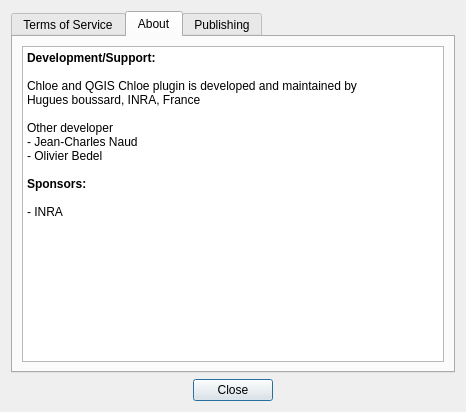
Above: gui/ui/DlgAbout.ui from hboussard/chloe_qgis before the change. Below: the same form after it.
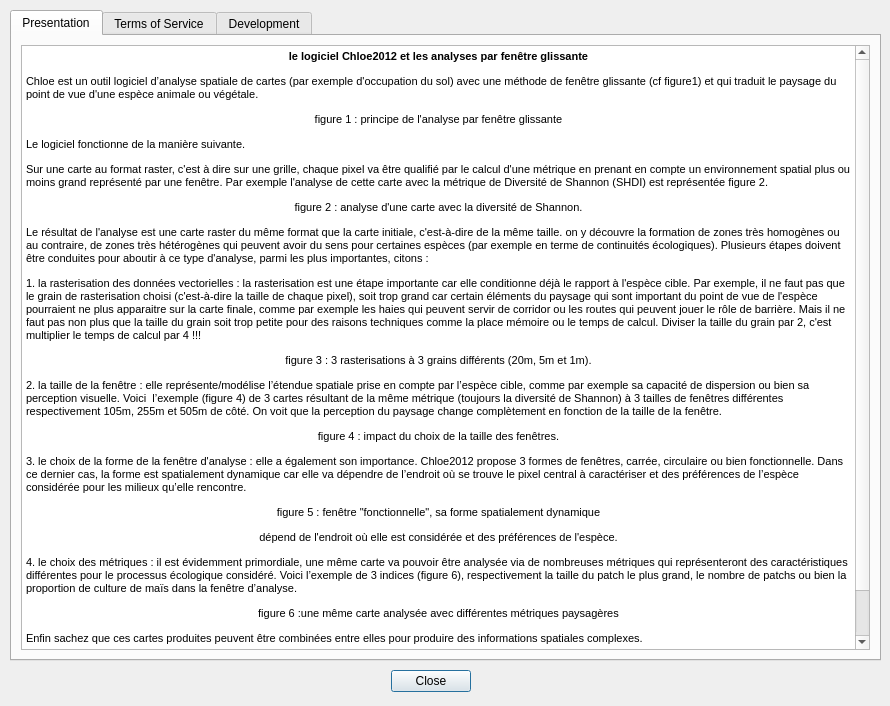
That is the form after the change. The open tabs and pages were chosen to show the change. Icons and pictures are not drawn.

```diff
--- a/gui/ui/DlgAbout.ui
+++ b/gui/ui/DlgAbout.ui
@@ -6,19 +6,98 @@
    <rect>
     <x>0</x>
     <y>0</y>
-    <width>466</width>
-    <height>412</height>
+    <width>890</width>
+    <height>706</height>
    </rect>
   </property>
   <property name="windowTitle">
    <string>About OpenLayers Plugin</string>
   </property>
-  <layout class="QVBoxLayout" name="verticalLayout_3">
-   <item>
+  <widget class="QDialogButtonBox" name="buttonBox">
+   <property name="geometry">
+    <rect>
+     <x>180</x>
+     <y>670</y>
+     <width>501</width>
+     <height>23</height>
+    </rect>
+   </property>
+   <property name="orientation">
+    <enum>Qt::Horizontal</enum>
+   </property>
+   <property name="standardButtons">
+    <set>QDialogButtonBox::Close</set>
+   </property>
+   <property name="centerButtons">
+    <bool>true</bool>
+   </property>
+  </widget>
     <widget class="QTabWidget" name="tabWidget">
+   <property name="geometry">
+    <rect>
+     <x>10</x>
+     <y>10</y>
+     <width>871</width>
+     <height>651</height>
+    </rect>
+   </property>
      <property name="currentIndex">
       <number>2</number>
      </property>
+   <widget class="QWidget" name="tab_documentation">
+    <attribute name="title">
+     <string>Presentation</string>
+    </attribute>
+    <layout class="QVBoxLayout" name="verticalLayout_5">
+     <item>
+      <widget class="QTextBrowser" name="textBrowser_3">
+       <property name="acceptDrops">
+        <bool>false</bool>
+       </property>
+       <property name="readOnly">
+        <bool>true</bool>
+       </property>
+       <property name="html">
+        <string>&lt;!DOCTYPE HTML PUBLIC &quot;-//W3C//DTD HTML 4.0//EN&quot; &quot;http://www.w3.org/TR/REC-html40/strict.dtd&quot;&gt;
+&lt;html&gt;&lt;head&gt;&lt;meta name=&quot;qrichtext&quot; content=&quot;1&quot; /&gt;&lt;style type=&quot;text/css&quot;&gt;
+p, li { white-space: pre-wrap; }
+&lt;/style&gt;&lt;/head&gt;&lt;body style=&quot; font-family:'Noto Sans'; font-size:9pt; font-weight:400; font-style:normal;&quot;&gt;
+&lt;p align=&quot;center&quot; style=&quot; margin-top:12px; margin-bottom:12px; margin-left:0px; margin-right:0px; -qt-block-indent:0; text-indent:0px;&quot;&gt;&lt;span style=&quot; font-family:'MS Shell Dlg 2'; font-size:8pt; font-weight:600;&quot;&gt;le logiciel Chloe2012 et les analyses par fenêtre glissante&lt;/span&gt;&lt;/p&gt;
+&lt;p style=&quot; margin-top:12px; margin-bottom:12px; margin-left:0px; margin-right:0px; -qt-block-indent:0; text-indent:0px;&quot;&gt;&lt;span style=&quot; font-family:'MS Shell Dlg 2'; font-size:8pt;&quot;&gt;Chloe est un outil logiciel d’analyse spatiale de cartes (par exemple d'occupation du sol) avec une méthode de fenêtre glissante (cf figure1) et qui traduit le paysage du point de vue d'une espèce animale ou végétale.&lt;/span&gt;&lt;/p&gt;
+&lt;p align=&quot;center&quot; style=&quot; margin-top:12px; margin-bottom:12px; margin-left:0px; margin-right:0px; -qt-block-indent:0; text-indent:0px;&quot;&gt;&lt;img src=&quot;:/images/images/chloe1.png&quot; width=&quot;250&quot; height=&quot;250&quot; /&gt;&lt;/p&gt;
+&lt;p align=&quot;center&quot; style=&quot; margin-top:12px; margin-bottom:12px; margin-left:0px; margin-right:0px; -qt-block-indent:0; text-indent:0px;&quot;&gt;&lt;span style=&quot; font-family:'MS Shell Dlg 2'; font-size:8pt;&quot;&gt;figure 1 : principe de l'analyse par fenêtre glissante&lt;/span&gt;&lt;/p&gt;
+&lt;p style=&quot; margin-top:12px; margin-bottom:12px; margin-left:0px; margin-right:0px; -qt-block-indent:0; text-indent:0px;&quot;&gt;&lt;span style=&quot; font-family:'MS Shell Dlg 2'; font-size:8pt;&quot;&gt;Le logiciel fonctionne de la manière suivante.&lt;/span&gt;&lt;/p&gt;
+&lt;p style=&quot; margin-top:12px; margin-bottom:12px; margin-left:0px; margin-right:0px; -qt-block-indent:0; text-indent:0px;&quot;&gt;&lt;span style=&quot; font-family:'MS Shell Dlg 2'; font-size:8pt;&quot;&gt;Sur une carte au format raster, c'est à dire sur une grille, chaque pixel va être qualifié par le calcul d'une métrique en prenant en compte un environnement spatial plus ou moins grand représenté par une fenêtre. Par exemple l'analyse de cette carte avec la métrique de Diversité de Shannon (SHDI) est représentée figure 2.&lt;/span&gt;&lt;/p&gt;
+&lt;p align=&quot;center&quot; style=&quot; margin-top:12px; margin-bottom:12px; margin-left:0px; margin-right:0px; -qt-block-indent:0; text-indent:0px;&quot;&gt;&lt;img src=&quot;:/images/images/chloe2.png&quot; width=&quot;600&quot; height=&quot;200&quot; /&gt;&lt;/p&gt;
+&lt;p align=&quot;center&quot; style=&quot; margin-top:12px; margin-bottom:12px; margin-left:0px; margin-right:0px; -qt-block-indent:0; text-indent:0px;&quot;&gt;&lt;span style=&quot; font-family:'MS Shell Dlg 2'; font-size:8pt;&quot;&gt;figure 2 : analyse d'une carte avec la diversité de Shannon.&lt;/span&gt;&lt;/p&gt;
+&lt;p style=&quot; margin-top:12px; margin-bottom:12px; margin-left:0px; margin-right:0px; -qt-block-indent:0; text-indent:0px;&quot;&gt;&lt;span style=&quot; font-family:'MS Shell Dlg 2'; font-size:8pt;&quot;&gt;Le résultat de l'analyse est une carte raster du même format que la carte initiale, c'est-à-dire de la même taille. on y découvre la formation de zones très homogènes ou au contraire, de zones très hétérogènes qui peuvent avoir du sens pour certaines espèces (par exemple en terme de continuités écologiques). Plusieurs étapes doivent être conduites pour aboutir à ce type d'analyse, parmi les plus importantes, citons :&lt;/span&gt;&lt;/p&gt;
+&lt;p style=&quot; margin-top:12px; margin-bottom:12px; margin-left:0px; margin-right:0px; -qt-block-indent:0; text-indent:0px;&quot;&gt;&lt;span style=&quot; font-family:'MS Shell Dlg 2'; font-size:8pt;&quot;&gt;1. la rasterisation des données vectorielles : la rasterisation est une étape importante car elle conditionne déjà le rapport à l'espèce cible. Par exemple, il ne faut pas que le grain de rasterisation choisi (c'est-à-dire la taille de chaque pixel), soit trop grand car certain éléments du paysage qui sont important du point de vue de l'espèce pourraient ne plus apparaitre sur la carte finale, comme par exemple les haies qui peuvent servir de corridor ou les routes qui peuvent jouer le rôle de barrière. Mais il ne faut pas non plus que la taille du grain soit trop petite pour des raisons techniques comme la place mémoire ou le temps de calcul. Diviser la taille du grain par 2, c'est multiplier le temps de calcul par 4 !!!&lt;/span&gt;&lt;/p&gt;
+&lt;p align=&quot;center&quot; style=&quot; margin-top:12px; margin-bottom:12px; margin-left:0px; margin-right:0px; -qt-block-indent:0; text-indent:0px;&quot;&gt;&lt;img src=&quot;:/images/images/chloe3.png&quot; width=&quot;800&quot; height=&quot;220&quot; /&gt;&lt;/p&gt;
+&lt;p align=&quot;center&quot; style=&quot; margin-top:12px; margin-bottom:12px; margin-left:0px; margin-right:0px; -qt-block-indent:0; text-indent:0px;&quot;&gt;&lt;span style=&quot; font-family:'MS Shell Dlg 2'; font-size:8pt;&quot;&gt;figure 3 : 3 rasterisations à 3 grains différents (20m, 5m et 1m).&lt;/span&gt;&lt;/p&gt;
+&lt;p style=&quot; margin-top:12px; margin-bottom:12px; margin-left:0px; margin-right:0px; -qt-block-indent:0; text-indent:0px;&quot;&gt;&lt;span style=&quot; font-family:'MS Shell Dlg 2'; font-size:8pt;&quot;&gt;2. la taille de la fenêtre : elle représente/modélise l’étendue spatiale prise en compte par l’espèce cible, comme par exemple sa capacité de dispersion ou bien sa perception visuelle. Voici  l’exemple (figure 4) de 3 cartes résultant de la même métrique (toujours la diversité de Shannon) à 3 tailles de fenêtres différentes respectivement 105m, 255m et 505m de côté. On voit que la perception du paysage change complètement en fonction de la taille de la fenêtre.&lt;/span&gt;&lt;/p&gt;
+&lt;p align=&quot;center&quot; style=&quot; margin-top:12px; margin-bottom:12px; margin-left:0px; margin-right:0px; -qt-block-indent:0; text-indent:0px;&quot;&gt;&lt;img src=&quot;:/images/images/chloe5.png&quot; width=&quot;800&quot; height=&quot;220&quot; /&gt;&lt;/p&gt;
+&lt;p align=&quot;center&quot; style=&quot; margin-top:12px; margin-bottom:12px; margin-left:0px; margin-right:0px; -qt-block-indent:0; text-indent:0px;&quot;&gt;&lt;span style=&quot; font-family:'MS Shell Dlg 2'; font-size:8pt;&quot;&gt;figure 4 : impact du choix de la taille des fenêtres.&lt;/span&gt;&lt;/p&gt;
+&lt;p style=&quot; margin-top:12px; margin-bottom:12px; margin-left:0px; margin-right:0px; -qt-block-indent:0; text-indent:0px;&quot;&gt;&lt;span style=&quot; font-family:'MS Shell Dlg 2'; font-size:8pt;&quot;&gt;3. le choix de la forme de la fenêtre d'analyse : elle a également son importance. Chloe2012 propose 3 formes de fenêtres, carrée, circulaire ou bien fonctionnelle. Dans ce dernier cas, la forme est spatialement dynamique car elle va dépendre de l’endroit où se trouve le pixel central à caractériser et des préférences de l’espèce considérée pour les milieux qu’elle rencontre.&lt;/span&gt;&lt;/p&gt;
+&lt;p align=&quot;center&quot; style=&quot; margin-top:12px; margin-bottom:12px; margin-left:0px; margin-right:0px; -qt-block-indent:0; text-indent:0px;&quot;&gt;&lt;img src=&quot;:/images/images/chloe6.png&quot; width=&quot;300&quot; height=&quot;200&quot; /&gt;&lt;/p&gt;
+&lt;p align=&quot;center&quot; style=&quot; margin-top:12px; margin-bottom:12px; margin-left:0px; margin-right:0px; -qt-block-indent:0; text-indent:0px;&quot;&gt;&lt;span style=&quot; font-family:'MS Shell Dlg 2'; font-size:8pt;&quot;&gt;figure 5 : fenêtre &amp;quot;fonctionnelle&amp;quot;, sa forme spatialement dynamique&lt;/span&gt;&lt;/p&gt;
+&lt;p align=&quot;center&quot; style=&quot; margin-top:12px; margin-bottom:12px; margin-left:0px; margin-right:0px; -qt-block-indent:0; text-indent:0px;&quot;&gt;&lt;span style=&quot; font-family:'MS Shell Dlg 2'; font-size:8pt;&quot;&gt;dépend de l'endroit où elle est considérée et des préférences de l'espèce.&lt;/span&gt;&lt;/p&gt;
+&lt;p style=&quot; margin-top:12px; margin-bottom:12px; margin-left:0px; margin-right:0px; -qt-block-indent:0; text-indent:0px;&quot;&gt;&lt;span style=&quot; font-family:'MS Shell Dlg 2'; font-size:8pt;&quot;&gt;4. le choix des métriques : il est évidemment primordiale, une même carte va pouvoir être analysée via de nombreuses métriques qui représenteront des caractéristiques différentes pour le processus écologique considéré. Voici l’exemple de 3 indices (figure 6), respectivement la taille du patch le plus grand, le nombre de patchs ou bien la proportion de culture de maïs dans la fenêtre d’analyse.&lt;/span&gt;&lt;/p&gt;
+&lt;p align=&quot;center&quot; style=&quot; margin-top:12px; margin-bottom:12px; margin-left:0px; margin-right:0px; -qt-block-indent:0; text-indent:0px;&quot;&gt;&lt;img src=&quot;:/images/images/chloe7.png&quot; width=&quot;800&quot; height=&quot;220&quot; /&gt;&lt;/p&gt;
+&lt;p align=&quot;center&quot; style=&quot; margin-top:12px; margin-bottom:12px; margin-left:0px; margin-right:0px; -qt-block-indent:0; text-indent:0px;&quot;&gt;&lt;span style=&quot; font-family:'MS Shell Dlg 2'; font-size:8pt;&quot;&gt;figure 6 :une même carte analysée avec différentes métriques paysagères&lt;/span&gt;&lt;/p&gt;
+&lt;p style=&quot; margin-top:12px; margin-bottom:12px; margin-left:0px; margin-right:0px; -qt-block-indent:0; text-indent:0px;&quot;&gt;&lt;span style=&quot; font-family:'MS Shell Dlg 2'; font-size:8pt;&quot;&gt;Enfin sachez que ces cartes produites peuvent être combinées entre elles pour produire des informations spatiales complexes.&lt;/span&gt;&lt;/p&gt;
+&lt;p style=&quot; margin-top:12px; margin-bottom:12px; margin-left:0px; margin-right:0px; -qt-block-indent:0; text-indent:0px;&quot;&gt;&lt;span style=&quot; font-family:'MS Shell Dlg 2'; font-size:8pt;&quot;&gt;Le logiciel Chloe4.0 et sa documentation sont téléchargeables &lt;/span&gt;&lt;a href=&quot;https://www6.rennes.inra.fr/sad/Outils-Produits/Outils-informatiques/Chloe&quot;&gt;&lt;span style=&quot; font-family:'MS Shell Dlg 2'; font-size:8pt; text-decoration: underline; color:#0000ff;&quot;&gt;à cette adresse.&lt;/span&gt;&lt;/a&gt;&lt;/p&gt;
+&lt;p style=&quot; margin-top:12px; margin-bottom:12px; margin-left:0px; margin-right:0px; -qt-block-indent:0; text-indent:0px;&quot;&gt;&lt;span style=&quot; font-family:'MS Shell Dlg 2'; font-size:8pt;&quot;&gt;Pour plus d'information sur le logiciel Chloe2012, merci de contacter directement Hugues Boussard (hugues.boussard@rennes.inra.fr).&lt;/span&gt;&lt;/p&gt;&lt;/body&gt;&lt;/html&gt;</string>
+       </property>
+       <property name="textInteractionFlags">
+        <set>Qt::TextBrowserInteraction</set>
+       </property>
+       <property name="openExternalLinks">
+        <bool>true</bool>
+       </property>
+      </widget>
+     </item>
+    </layout>
+   </widget>
      <widget class="QWidget" name="tab_terms">
       <attribute name="title">
        <string>Terms of Service</string>
@@ -63,7 +142,7 @@
      </widget>
      <widget class="QWidget" name="tab_about">
       <attribute name="title">
-       <string>About</string>
+     <string>Development</string>
       </attribute>
       <layout class="QVBoxLayout" name="verticalLayout_4">
        <item>
@@ -79,18 +158,31 @@
 &lt;html&gt;&lt;head&gt;&lt;meta name=&quot;qrichtext&quot; content=&quot;1&quot; /&gt;&lt;style type=&quot;text/css&quot;&gt;
 p, li { white-space: pre-wrap; }
 &lt;/style&gt;&lt;/head&gt;&lt;body style=&quot; font-family:'Noto Sans'; font-size:9pt; font-weight:400; font-style:normal;&quot;&gt;
-&lt;p style=&quot; margin-top:0px; margin-bottom:0px; margin-left:0px; margin-right:0px; -qt-block-indent:0; text-indent:0px;&quot;&gt;&lt;span style=&quot; font-family:'Ubuntu'; font-weight:600;&quot;&gt;Development/Support:&lt;/span&gt;&lt;/p&gt;
+&lt;p style=&quot; margin-top:0px; margin-bottom:0px; margin-left:0px; margin-right:0px; -qt-block-indent:0; text-indent:0px;&quot;&gt;&lt;span style=&quot; font-family:'Ubuntu'; font-weight:600;&quot;&gt;Développement/Support:&lt;/span&gt;&lt;/p&gt;
 &lt;p style=&quot;-qt-paragraph-type:empty; margin-top:0px; margin-bottom:0px; margin-left:0px; margin-right:0px; -qt-block-indent:0; text-indent:0px; font-family:'Ubuntu';&quot;&gt;&lt;br /&gt;&lt;/p&gt;
-&lt;p style=&quot; margin-top:0px; margin-bottom:0px; margin-left:0px; margin-right:0px; -qt-block-indent:0; text-indent:0px;&quot;&gt;&lt;span style=&quot; font-family:'Ubuntu';&quot;&gt;Chloe and QGIS Chloe plugin is developed and maintained by&lt;/span&gt;&lt;/p&gt;
-&lt;p style=&quot; margin-top:0px; margin-bottom:0px; margin-left:0px; margin-right:0px; -qt-block-indent:0; text-indent:0px;&quot;&gt;&lt;span style=&quot; font-family:'Ubuntu';&quot;&gt;Hugues boussard, INRA, France&lt;/span&gt;&lt;/p&gt;
+&lt;p style=&quot; margin-top:0px; margin-bottom:0px; margin-left:0px; margin-right:0px; -qt-block-indent:0; text-indent:0px;&quot;&gt;&lt;span style=&quot; font-family:'Ubuntu';&quot;&gt;Chloe4.0 est développé et maintenu par Hugues Boussard, BAGAP, SAD, INRA, France&lt;/span&gt;&lt;/p&gt;
+&lt;p style=&quot; margin-top:0px; margin-bottom:0px; margin-left:0px; margin-right:0px; -qt-block-indent:0; text-indent:0px;&quot;&gt;&lt;span style=&quot; font-family:'Ubuntu';&quot;&gt;Il a été conçu par Jacques Baudry et Hugues Boussard&lt;/span&gt;&lt;/p&gt;
+&lt;p style=&quot; margin-top:0px; margin-bottom:0px; margin-left:0px; margin-right:0px; -qt-block-indent:0; text-indent:0px;&quot;&gt;&lt;span style=&quot; font-family:'Ubuntu';&quot;&gt;Un merci particulier à Pierline Tournant.&lt;/span&gt;&lt;/p&gt;
 &lt;p style=&quot;-qt-paragraph-type:empty; margin-top:0px; margin-bottom:0px; margin-left:0px; margin-right:0px; -qt-block-indent:0; text-indent:0px; font-family:'Ubuntu';&quot;&gt;&lt;br /&gt;&lt;/p&gt;
-&lt;p style=&quot; margin-top:0px; margin-bottom:0px; margin-left:0px; margin-right:0px; -qt-block-indent:0; text-indent:0px;&quot;&gt;&lt;span style=&quot; font-family:'Ubuntu';&quot;&gt;Other developer&lt;/span&gt;&lt;/p&gt;
-&lt;p style=&quot; margin-top:0px; margin-bottom:0px; margin-left:0px; margin-right:0px; -qt-block-indent:0; text-indent:0px;&quot;&gt;&lt;span style=&quot; font-family:'Ubuntu';&quot;&gt;- Jean-Charles Naud&lt;/span&gt;&lt;/p&gt;
-&lt;p style=&quot; margin-top:0px; margin-bottom:0px; margin-left:0px; margin-right:0px; -qt-block-indent:0; text-indent:0px;&quot;&gt;&lt;span style=&quot; font-family:'Ubuntu';&quot;&gt;- Olivier Bedel&lt;/span&gt;&lt;/p&gt;
+&lt;p style=&quot; margin-top:0px; margin-bottom:0px; margin-left:0px; margin-right:0px; -qt-block-indent:0; text-indent:0px;&quot;&gt;&lt;img src=&quot;:/images/LOGO_2018/logo_inra.jpg&quot; height=&quot;100&quot; /&gt;&lt;/p&gt;
+&lt;p style=&quot;-qt-paragraph-type:empty; margin-top:0px; margin-bottom:0px; margin-left:0px; margin-right:0px; -qt-block-indent:0; text-indent:0px; font-family:'Ubuntu';&quot;&gt;&lt;br /&gt;&lt;/p&gt;
+&lt;p style=&quot; margin-top:0px; margin-bottom:0px; margin-left:0px; margin-right:0px; -qt-block-indent:0; text-indent:0px;&quot;&gt;&lt;span style=&quot; font-family:'MS Shell Dlg 2'; font-size:8pt;&quot;&gt;Les développeurs du plugin &lt;/span&gt;&lt;span style=&quot; font-family:'Ubuntu';&quot;&gt;QGIS &amp;quot;Chloe - métriques paysagères&amp;quot; de la société ALKANTE sont Jean-Charles Naud et Olivier Bedel.&lt;/span&gt;&lt;/p&gt;
+&lt;p style=&quot;-qt-paragraph-type:empty; margin-top:0px; margin-bottom:0px; margin-left:0px; margin-right:0px; -qt-block-indent:0; text-indent:0px; font-family:'Ubuntu';&quot;&gt;&lt;br /&gt;&lt;/p&gt;
+&lt;p style=&quot; margin-top:0px; margin-bottom:0px; margin-left:0px; margin-right:0px; -qt-block-indent:0; text-indent:0px;&quot;&gt;&lt;img src=&quot;:/images/LOGO_2018/logo-alkante.jpg&quot; height=&quot;100&quot; /&gt;&lt;/p&gt;
 &lt;p style=&quot;-qt-paragraph-type:empty; margin-top:0px; margin-bottom:0px; margin-left:0px; margin-right:0px; -qt-block-indent:0; text-indent:0px;&quot;&gt;&lt;br /&gt;&lt;/p&gt;
-&lt;p style=&quot; margin-top:0px; margin-bottom:0px; margin-left:0px; margin-right:0px; -qt-block-indent:0; text-indent:0px;&quot;&gt;&lt;span style=&quot; font-family:'Ubuntu'; font-weight:600;&quot;&gt;Sponsors:&lt;/span&gt;&lt;/p&gt;
+&lt;p style=&quot; margin-top:0px; margin-bottom:0px; margin-left:0px; margin-right:0px; -qt-block-indent:0; text-indent:0px;&quot;&gt;&lt;span style=&quot; font-family:'Ubuntu'; font-weight:600;&quot;&gt;Partenaires :&lt;/span&gt;&lt;/p&gt;
 &lt;p style=&quot;-qt-paragraph-type:empty; margin-top:0px; margin-bottom:0px; margin-left:0px; margin-right:0px; -qt-block-indent:0; text-indent:0px; font-family:'Ubuntu'; font-weight:600;&quot;&gt;&lt;br /&gt;&lt;/p&gt;
-&lt;p style=&quot; margin-top:0px; margin-bottom:0px; margin-left:0px; margin-right:0px; -qt-block-indent:0; text-indent:0px;&quot;&gt;&lt;span style=&quot; font-family:'Ubuntu';&quot;&gt;- INRA&lt;/span&gt;&lt;/p&gt;&lt;/body&gt;&lt;/html&gt;</string>
+&lt;p style=&quot; margin-top:0px; margin-bottom:0px; margin-left:0px; margin-right:0px; -qt-block-indent:0; text-indent:0px;&quot;&gt;&lt;span style=&quot; font-family:'MS Shell Dlg 2'; font-size:8.25pt;&quot;&gt;La mise en plugin sous QGIS de &amp;quot;Chloe- métriques paysagères&amp;quot; a été soutenue financièrement par l'Assistance Continuité (&lt;/span&gt;&lt;span style=&quot; font-family:'Ubuntu';&quot;&gt;AC)E Nouvelle Aquitaine, l'UR C.A.U.E NouvelleAquitaine, la Région Nouvelle Aquitaine, le préfet de la Région Nouvelle-Aquitaine et l'Europe.&lt;/span&gt;&lt;/p&gt;
+&lt;p style=&quot;-qt-paragraph-type:empty; margin-top:0px; margin-bottom:0px; margin-left:0px; margin-right:0px; -qt-block-indent:0; text-indent:0px; font-family:'Ubuntu';&quot;&gt;&lt;br /&gt;&lt;/p&gt;
+&lt;p style=&quot; margin-top:0px; margin-bottom:0px; margin-left:0px; margin-right:0px; -qt-block-indent:0; text-indent:0px;&quot;&gt;&lt;span style=&quot; font-family:'Ubuntu';&quot;&gt;Merci en particulier à Yannick Coulaud.&lt;/span&gt;&lt;/p&gt;
+&lt;p style=&quot;-qt-paragraph-type:empty; margin-top:0px; margin-bottom:0px; margin-left:0px; margin-right:0px; -qt-block-indent:0; text-indent:0px; font-family:'Ubuntu';&quot;&gt;&lt;br /&gt;&lt;/p&gt;
+&lt;p style=&quot; margin-top:0px; margin-bottom:0px; margin-left:0px; margin-right:0px; -qt-block-indent:0; text-indent:0px;&quot;&gt;&lt;img src=&quot;:/images/LOGO_2018/LOGO_ACE.png&quot; height=&quot;200&quot; /&gt;&lt;img src=&quot;:/images/LOGO_2018/LOGO URCAUE.png&quot; height=&quot;200&quot; /&gt;&lt;img src=&quot;:/images/LOGO_2018/Region_na.jpg&quot; height=&quot;200&quot; /&gt;&lt;img src=&quot;:/images/LOGO_2018/logo_etat_na.jpg&quot; height=&quot;200&quot; /&gt;&lt;img src=&quot;:/images/LOGO_2018/flag_yellow_high.jpg&quot; height=&quot;200&quot; /&gt;&lt;/p&gt;
+&lt;p style=&quot;-qt-paragraph-type:empty; margin-top:0px; margin-bottom:0px; margin-left:0px; margin-right:0px; -qt-block-indent:0; text-indent:0px; font-family:'MS Shell Dlg 2'; font-size:8.25pt;&quot;&gt;&lt;br /&gt;&lt;/p&gt;
+&lt;p style=&quot;-qt-paragraph-type:empty; margin-top:0px; margin-bottom:0px; margin-left:0px; margin-right:0px; -qt-block-indent:0; text-indent:0px; font-family:'Ubuntu';&quot;&gt;&lt;br /&gt;&lt;/p&gt;
+&lt;p style=&quot; margin-top:0px; margin-bottom:0px; margin-left:0px; margin-right:0px; -qt-block-indent:0; text-indent:0px;&quot;&gt;&lt;span style=&quot; font-family:'Ubuntu'; font-weight:600;&quot;&gt;Cadre conceptuel :&lt;/span&gt;&lt;/p&gt;
+&lt;p style=&quot;-qt-paragraph-type:empty; margin-top:0px; margin-bottom:0px; margin-left:0px; margin-right:0px; -qt-block-indent:0; text-indent:0px; font-family:'Ubuntu'; font-weight:600;&quot;&gt;&lt;br /&gt;&lt;/p&gt;
+&lt;p style=&quot; margin-top:0px; margin-bottom:0px; margin-left:0px; margin-right:0px; -qt-block-indent:0; text-indent:0px;&quot;&gt;&lt;span style=&quot; font-family:'Ubuntu';&quot;&gt;Le logiciel Chloe4.0 est partie intégrante de la librairie APILand et est murie conceptuellement par le réseau de recherche INRA PAYOTE sur la modélisation des paysages et des territories agricoles et de leurs processus environnementaux.&lt;/span&gt;&lt;/p&gt;
+&lt;p style=&quot; margin-top:0px; margin-bottom:0px; margin-left:0px; margin-right:0px; -qt-block-indent:0; text-indent:0px;&quot;&gt;&lt;img src=&quot;:/images/LOGO_2018/logo_payote.png&quot; height=&quot;200&quot; /&gt;&lt;/p&gt;&lt;/body&gt;&lt;/html&gt;</string>
          </property>
          <property name="textInteractionFlags">
           <set>Qt::LinksAccessibleByMouse|Qt::TextSelectableByMouse</set>
@@ -102,56 +194,7 @@
        </item>
       </layout>
      </widget>
-     <widget class="QWidget" name="tab_publishing">
-      <attribute name="title">
-       <string>Publishing</string>
-      </attribute>
-      <layout class="QVBoxLayout" name="verticalLayout_5">
-       <item>
-        <widget class="QTextBrowser" name="textBrowser">
-         <property name="acceptDrops">
-          <bool>false</bool>
-         </property>
-         <property name="readOnly">
-          <bool>true</bool>
-         </property>
-         <property name="html">
-          <string>&lt;!DOCTYPE HTML PUBLIC &quot;-//W3C//DTD HTML 4.0//EN&quot; &quot;http://www.w3.org/TR/REC-html40/strict.dtd&quot;&gt;
-&lt;html&gt;&lt;head&gt;&lt;meta name=&quot;qrichtext&quot; content=&quot;1&quot; /&gt;&lt;style type=&quot;text/css&quot;&gt;
-p, li { white-space: pre-wrap; }
-&lt;/style&gt;&lt;/head&gt;&lt;body style=&quot; font-family:'Noto Sans'; font-size:9pt; font-weight:400; font-style:normal;&quot;&gt;
-&lt;p align=&quot;center&quot; style=&quot;-qt-paragraph-type:empty; margin-top:0px; margin-bottom:0px; margin-left:0px; margin-right:0px; -qt-block-indent:0; text-indent:0px; font-family:'Ubuntu'; font-size:11pt;&quot;&gt;&lt;br /&gt;&lt;/p&gt;
-&lt;p align=&quot;center&quot; style=&quot; margin-top:0px; margin-bottom:0px; margin-left:0px; margin-right:0px; -qt-block-indent:0; text-indent:0px;&quot;&gt;&lt;span style=&quot; font-size:11pt;&quot;&gt;Image INRA&lt;/span&gt;&lt;/p&gt;
-&lt;p align=&quot;center&quot; style=&quot;-qt-paragraph-type:empty; margin-top:0px; margin-bottom:0px; margin-left:0px; margin-right:0px; -qt-block-indent:0; text-indent:0px; font-size:11pt;&quot;&gt;&lt;br /&gt;&lt;/p&gt;
-&lt;p align=&quot;center&quot; style=&quot; margin-top:0px; margin-bottom:0px; margin-left:0px; margin-right:0px; -qt-block-indent:0; text-indent:0px;&quot;&gt;&lt;span style=&quot; font-size:11pt;&quot;&gt;Install the QGIS Cloud plugin and publish your map &lt;/span&gt;&lt;/p&gt;
-&lt;p align=&quot;center&quot; style=&quot; margin-top:0px; margin-bottom:0px; margin-left:0px; margin-right:0px; -qt-block-indent:0; text-indent:0px;&quot;&gt;&lt;span style=&quot; font-size:11pt;&quot;&gt;on &lt;/span&gt;&lt;a href=&quot;https://qgiscloud.com/?ol&quot;&gt;&lt;span style=&quot; font-size:11pt; text-decoration: underline; color:#2980b9;&quot;&gt;QGIS Cloud &lt;/span&gt;&lt;/a&gt;&lt;span style=&quot; font-size:11pt;&quot;&gt;with a few mouse clicks!&lt;/span&gt;&lt;/p&gt;&lt;/body&gt;&lt;/html&gt;</string>
-         </property>
-         <property name="textInteractionFlags">
-          <set>Qt::TextBrowserInteraction</set>
-         </property>
-         <property name="openExternalLinks">
-          <bool>true</bool>
-         </property>
-        </widget>
-       </item>
-      </layout>
-     </widget>
-    </widget>
-   </item>
-   <item>
-    <widget class="QDialogButtonBox" name="buttonBox">
-     <property name="orientation">
-      <enum>Qt::Horizontal</enum>
-     </property>
-     <property name="standardButtons">
-      <set>QDialogButtonBox::Close</set>
-     </property>
-     <property name="centerButtons">
-      <bool>true</bool>
-     </property>
-    </widget>
-   </item>
-  </layout>
+  </widget>
  </widget>
  <resources/>
  <connections>
```
Left out of the diff: 41 changed lines with no effect on the pictures. Lines whose indentation alone changed are shown as unchanged.
